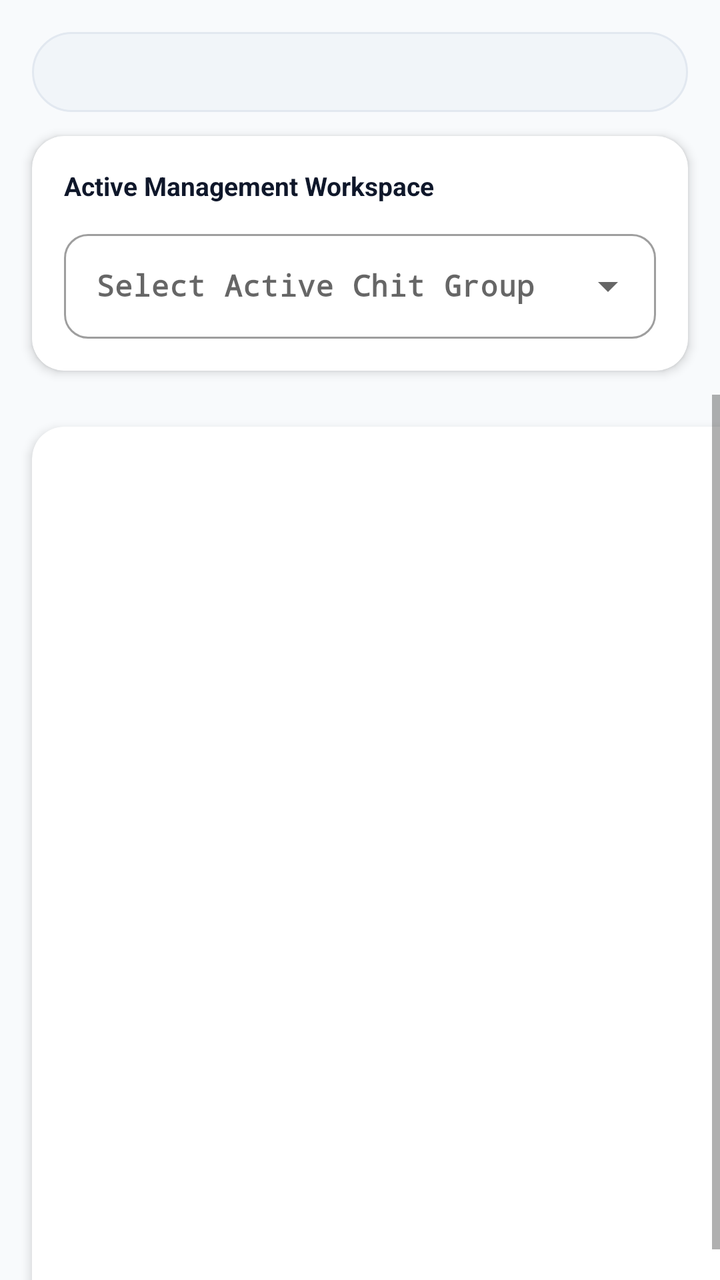
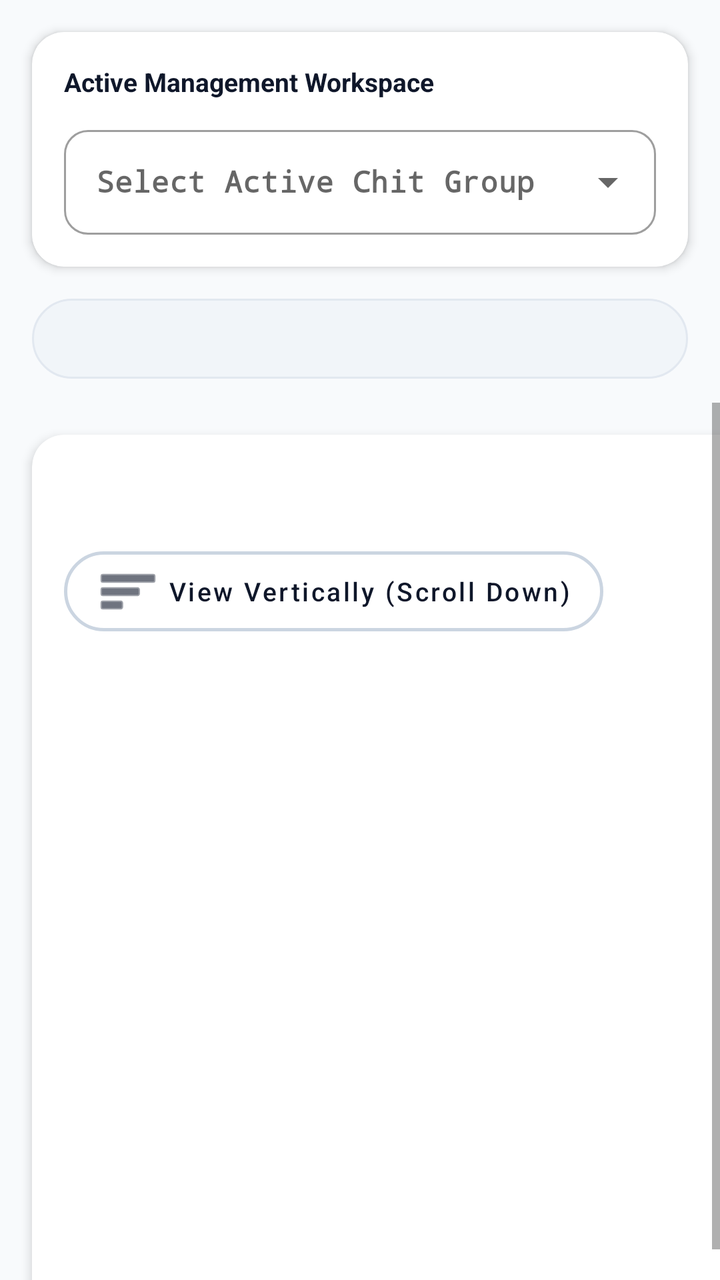

The first picture is an Android layout as it rendered before a commit; the second is the same layout after the commit. The layout source and the unified diff follow.
<!-- AndroidManifest.xml: application theme Theme.ChitFundManager -->
<!-- res/layout/activity_main.xml -->
<?xml version="1.0" encoding="utf-8"?>
<LinearLayout xmlns:android="http://schemas.android.com/apk/res/android"
    xmlns:app="http://schemas.android.com/apk/res-auto"
    android:layout_width="match_parent"
    android:layout_height="match_parent"
    android:background="#F8FAFC"
    android:orientation="vertical">

    
    <com.google.android.material.tabs.TabLayout
        android:id="@+id/premiumTabLayout"
        android:layout_width="match_parent"
        android:layout_height="40dp"
        android:layout_marginStart="16dp"
        android:layout_marginEnd="16dp"
        android:layout_marginTop="16dp"
        android:layout_marginBottom="12dp"
        android:background="@drawable/tab_background_pill"
        app:tabBackground="@android:color/transparent"
        app:tabIndicator="@drawable/tab_indicator_pill"
        app:tabIndicatorColor="#0F172A"
        app:tabIndicatorGravity="stretch"
        app:tabIndicatorHeight="40dp"
        app:tabMode="fixed"
        app:tabGravity="fill"
        app:tabSelectedTextColor="#FFFFFF"
        app:tabTextColor="#475569"
        app:tabTextAppearance="@style/PremiumTabTextStyle"
        app:tabRippleColor="@android:color/transparent"/>

    
    <com.google.android.material.card.MaterialCardView
        android:layout_width="match_parent"
        android:layout_height="wrap_content"
        android:layout_marginStart="16dp"
        android:layout_marginEnd="16dp"
        android:layout_marginBottom="12dp"
        app:cardCornerRadius="16dp"
        app:cardElevation="3dp"
        app:strokeWidth="0dp">

        <LinearLayout
            android:layout_width="match_parent"
            android:layout_height="wrap_content"
            android:orientation="vertical"
            android:padding="16dp">

            <TextView
                android:layout_width="wrap_content"
                android:layout_height="wrap_content"
                android:text="Active Management Workspace"
                android:textColor="#0F172A"
                android:textSize="13sp"
                android:textStyle="bold"
                android:layout_marginBottom="10dp" />

            <com.google.android.material.textfield.TextInputLayout
                style="@style/Widget.MaterialComponents.TextInputLayout.OutlinedBox.ExposedDropdownMenu"
                android:layout_width="match_parent"
                android:layout_height="wrap_content"
                android:hint="Select Active Chit Group">

                <AutoCompleteTextView
                    android:id="@+id/spChitSelector"
                    android:layout_width="match_parent"
                    android:layout_height="wrap_content"
                    android:inputType="none"
                    android:padding="16dp"
                    android:textSize="15sp"
                    android:fontFamily="monospace"
                    android:textStyle="bold"
                    android:textColor="#0F172A"
                    android:popupBackground="@drawable/dropdown_popup_bg" />
            </com.google.android.material.textfield.TextInputLayout>
        </LinearLayout>
    </com.google.android.material.card.MaterialCardView>

    
    <FrameLayout
        android:layout_width="match_parent"
        android:layout_height="match_parent">

        
        <ScrollView
            android:id="@+id/tabContainerMatrix"
            android:layout_width="match_parent"
            android:layout_height="match_parent"
            android:fillViewport="true"
            android:visibility="visible">

            <com.google.android.material.card.MaterialCardView
                android:layout_width="match_parent"
                android:layout_height="wrap_content"
                android:layout_margin="16dp"
                app:cardCornerRadius="16dp"
                app:cardElevation="3dp"
                app:strokeWidth="0dp">

                <LinearLayout
                    android:layout_width="match_parent"
                    android:layout_height="wrap_content"
                    android:orientation="vertical"
                    android:padding="16dp">

                    <TextView
                        android:id="@+id/tvFundTitle"
                        android:layout_width="match_parent"
                        android:layout_height="wrap_content"
                        android:textSize="18sp"
                        android:fontFamily="monospace"
                        android:textStyle="bold"
                        android:textColor="#0F172A"
                        android:layout_marginBottom="16dp" />

                    <HorizontalScrollView
                        android:layout_width="match_parent"
                        android:layout_height="wrap_content">
                        <TableLayout
                            android:id="@+id/tlFundTable"
                            android:layout_width="wrap_content"
                            android:layout_height="wrap_content"
                            android:stretchColumns="*" />
                    </HorizontalScrollView>
                </LinearLayout>
            </com.google.android.material.card.MaterialCardView>
        </ScrollView>

        
        <ScrollView
            android:id="@+id/tabContainerCollect"
            android:layout_width="match_parent"
            android:layout_height="match_parent"
            android:fillViewport="true"
            android:visibility="gone">

            <com.google.android.material.card.MaterialCardView
                android:id="@+id/llFormContainer"
                android:layout_width="match_parent"
                android:layout_height="wrap_content"
                android:layout_margin="16dp"
                app:cardCornerRadius="16dp"
                app:cardElevation="3dp"
                app:strokeWidth="0dp">

                <LinearLayout
                    android:layout_width="match_parent"
                    android:layout_height="wrap_content"
                    android:orientation="vertical"
                    android:padding="16dp">

                    <TextView
                        android:layout_width="wrap_content"
                        android:layout_height="wrap_content"
                        android:text="Log Installment Payments"
                        android:textColor="#334155"
                        android:textSize="14sp"
                        android:textStyle="bold"
                        android:layout_marginBottom="16dp" />

                    <com.google.android.material.textfield.TextInputLayout
                        style="@style/Widget.MaterialComponents.TextInputLayout.OutlinedBox.ExposedDropdownMenu"
                        android:layout_width="match_parent"
                        android:layout_height="wrap_content"
                        android:layout_marginBottom="20dp"
                        android:hint="Select Member Name">

                        <AutoCompleteTextView
                            android:id="@+id/spMembers"
                            android:layout_width="match_parent"
                            android:layout_height="wrap_content"
                            android:inputType="none"
                            android:padding="16dp"
                            android:fontFamily="monospace"
                            android:textStyle="bold"
                            android:textColor="#0F172A"
                            android:popupBackground="@drawable/dropdown_popup_bg" />
                    </com.google.android.material.textfield.TextInputLayout>

                    <TextView
                        android:layout_width="wrap_content"
                        android:layout_height="wrap_content"
                        android:text="Target Milestone Installments"
                        android:textColor="#64748B"
                        android:textSize="12sp"
                        android:textStyle="bold"
                        android:layout_marginBottom="8dp" />

                    <com.google.android.material.button.MaterialButton
                        android:id="@+id/btnSelectInstallments"
                        style="@style/Widget.MaterialComponents.Button.OutlinedButton"
                        android:layout_width="match_parent"
                        android:layout_height="wrap_content"
                        android:layout_marginBottom="20dp"
                        android:text="Tap to Select Installments"
                        android:textColor="#0F172A"
                        android:gravity="start|center_vertical"
                        android:padding="16dp"
                        android:textAllCaps="false"
                        app:strokeColor="#CBD5E1"
                        app:strokeWidth="1.5dp"
                        app:cornerRadius="10dp" />

                    <com.google.android.material.button.MaterialButton
                        android:id="@+id/btnAddInstallment"
                        android:layout_width="match_parent"
                        android:layout_height="wrap_content"
                        android:text="Save Selected Payments"
                        android:textAllCaps="false"
                        android:textSize="16sp"
                        android:padding="16dp"
                        app:backgroundTint="#0F172A"
                        app:cornerRadius="10dp" />
                </LinearLayout>
            </com.google.android.material.card.MaterialCardView>
        </ScrollView>

        
        <ScrollView
            android:id="@+id/tabContainerLedger"
            android:layout_width="match_parent"
            android:layout_height="match_parent"
            android:fillViewport="true"
            android:visibility="gone">

            <com.google.android.material.card.MaterialCardView
                android:layout_width="match_parent"
                android:layout_height="wrap_content"
                android:layout_margin="16dp"
                app:cardCornerRadius="16dp"
                app:cardElevation="3dp"
                app:strokeWidth="0dp">

                <LinearLayout
                    android:layout_width="match_parent"
                    android:layout_height="wrap_content"
                    android:orientation="vertical"
                    android:padding="16dp">

                    <TextView
                        android:layout_width="wrap_content"
                        android:layout_height="wrap_content"
                        android:text="Transaction History Ledger"
                        android:textSize="18sp"
                        android:textStyle="bold"
                        android:textColor="#0F172A"
                        android:layout_marginBottom="14dp"/>

                    <com.google.android.material.textfield.TextInputLayout
                        style="@style/Widget.MaterialComponents.TextInputLayout.OutlinedBox.ExposedDropdownMenu"
                        android:layout_width="match_parent"
                        android:layout_height="wrap_content"
                        android:layout_marginBottom="16dp"
                        android:hint="Filter Ledger by Group">

                        <AutoCompleteTextView
                            android:id="@+id/spHistoryFilter"
                            android:layout_width="match_parent"
                            android:layout_height="wrap_content"
                            android:inputType="none"
                            android:padding="16dp"
                            android:fontFamily="monospace"
                            android:textStyle="bold"
                            android:textColor="#0F172A"
                            android:popupBackground="@drawable/dropdown_popup_bg" />
                    </com.google.android.material.textfield.TextInputLayout>

                    <TextView
                        android:id="@+id/tvHistorySummary"
                        android:layout_width="match_parent"
                        android:layout_height="wrap_content"
                        android:background="#F8FAFC"
                        android:padding="14dp"
                        android:textColor="#334155"
                        android:textStyle="bold"
                        android:textSize="13sp"
                        android:layout_marginBottom="18dp"/>

                    <HorizontalScrollView
                        android:layout_width="match_parent"
                        android:layout_height="wrap_content">
                        <TableLayout
                            android:id="@+id/tlHistoryTable"
                            android:layout_width="wrap_content"
                            android:layout_height="wrap_content"
                            android:stretchColumns="*" />
                    </HorizontalScrollView>
                </LinearLayout>
            </com.google.android.material.card.MaterialCardView>
        </ScrollView>
    </FrameLayout>
</LinearLayout>
<!-- resources referenced by this layout -->
<resources>
  <!-- drawable dropdown_popup_bg (drawable) -->
  <?xml version="1.0" encoding="utf-8"?>
  <shape xmlns:android="http://schemas.android.com/apk/res/android"
      android:shape="rectangle">
      <solid android:color="#FFFFFF" />
      <corners android:radius="12dp" />
      <stroke android:width="1dp" android:color="#E0E0E0" />
  </shape>
  <!-- drawable tab_background_pill (drawable) -->
  <?xml version="1.0" encoding="utf-8"?>
  <shape xmlns:android="http://schemas.android.com/apk/res/android"
      android:shape="rectangle">
      <solid android:color="#F1F5F9" />
      <corners android:radius="24dp" />
      <stroke android:width="1dp" android:color="#E2E8F0" />
  </shape>
  <!-- drawable tab_indicator_pill (drawable) -->
  <?xml version="1.0" encoding="utf-8"?>
  <shape xmlns:android="http://schemas.android.com/apk/res/android"
      android:shape="rectangle">
      <solid android:color="#0F172A" />
      <corners android:radius="24dp" />
  </shape>
  <style name="PremiumTabTextStyle" parent="TextAppearance.Design.Tab">
          
          <item name="android:textSize">12sp</item>
          <item name="android:textStyle">bold</item>
          <item name="android:textAllCaps">false</item>
      </style>
  <style name="Theme.ChitFundManager" parent="Theme.MaterialComponents.Light.DarkActionBar">
          <item name="colorPrimary">#0F172A</item>
          <item name="colorPrimaryDark">#020617</item>
          <item name="colorAccent">#10B981</item>
          
          <item name="android:windowBackground">#F8FAFC</item>
          <item name="cardBackgroundColor">#FFFFFF</item>
  
          <item name="materialAlertDialogTheme">@style/PremiumRoundedAlertDialogTheme</item>
          <item name="shapeAppearanceSmallComponent">@style/PremiumRoundedComponentsSmall</item>
      </style>
  <style name="PremiumRoundedAlertDialogTheme" parent="Theme.MaterialComponents.Light.Dialog.Alert">
          <item name="shapeAppearanceOverlay">@style/PremiumAlertDialogShape</item>
          <item name="backgroundTint">#FFFFFF</item>
      </style>
  <style name="PremiumRoundedComponentsSmall" parent="ShapeAppearance.MaterialComponents.SmallComponent">
          <item name="cornerSize">12dp</item>
      </style>
  <style name="PremiumAlertDialogShape" parent="ShapeAppearance.MaterialComponents.MediumComponent">
          <item name="cornerSize">16dp</item>
      </style>
</resources>

<!-- the commit's change to res/layout/activity_main.xml (unified diff, before → after) -->
@@ -6,14 +6,56 @@
     android:background="#F8FAFC"
     android:orientation="vertical">
 
-    
+    <com.google.android.material.card.MaterialCardView
+        android:layout_width="match_parent"
+        android:layout_height="wrap_content"
+        android:layout_margin="16dp"
+        app:cardCornerRadius="16dp"
+        app:cardElevation="3dp"
+        app:strokeWidth="0dp">
+
+        <LinearLayout
+            android:layout_width="match_parent"
+            android:layout_height="wrap_content"
+            android:orientation="vertical"
+            android:padding="16dp">
+
+            <TextView
+                android:layout_width="wrap_content"
+                android:layout_height="wrap_content"
+                android:text="Active Management Workspace"
+                android:textColor="#0F172A"
+                android:textSize="13sp"
+                android:textStyle="bold"
+                android:layout_marginBottom="10dp" />
+
+            <com.google.android.material.textfield.TextInputLayout
+                style="@style/Widget.MaterialComponents.TextInputLayout.OutlinedBox.ExposedDropdownMenu"
+                android:layout_width="match_parent"
+                android:layout_height="wrap_content"
+                android:hint="Select Active Chit Group">
+
+                <AutoCompleteTextView
+                    android:id="@+id/spChitSelector"
+                    android:layout_width="match_parent"
+                    android:layout_height="wrap_content"
+                    android:inputType="none"
+                    android:padding="16dp"
+                    android:textSize="15sp"
+                    android:fontFamily="monospace"
+                    android:textStyle="bold"
+                    android:textColor="#0F172A"
+                    android:popupBackground="@drawable/dropdown_popup_bg" />
+            </com.google.android.material.textfield.TextInputLayout>
+        </LinearLayout>
+    </com.google.android.material.card.MaterialCardView>
+
     <com.google.android.material.tabs.TabLayout
         android:id="@+id/premiumTabLayout"
         android:layout_width="match_parent"
         android:layout_height="40dp"
         android:layout_marginStart="16dp"
         android:layout_marginEnd="16dp"
-        android:layout_marginTop="16dp"
         android:layout_marginBottom="12dp"
         android:background="@drawable/tab_background_pill"
         app:tabBackground="@android:color/transparent"
@@ -28,59 +70,10 @@
         app:tabTextAppearance="@style/PremiumTabTextStyle"
         app:tabRippleColor="@android:color/transparent"/>
 
-    
-    <com.google.android.material.card.MaterialCardView
-        android:layout_width="match_parent"
-        android:layout_height="wrap_content"
-        android:layout_marginStart="16dp"
-        android:layout_marginEnd="16dp"
-        android:layout_marginBottom="12dp"
-        app:cardCornerRadius="16dp"
-        app:cardElevation="3dp"
-        app:strokeWidth="0dp">
-
-        <LinearLayout
-            android:layout_width="match_parent"
-            android:layout_height="wrap_content"
-            android:orientation="vertical"
-            android:padding="16dp">
-
-            <TextView
-                android:layout_width="wrap_content"
-                android:layout_height="wrap_content"
-                android:text="Active Management Workspace"
-                android:textColor="#0F172A"
-                android:textSize="13sp"
-                android:textStyle="bold"
-                android:layout_marginBottom="10dp" />
-
-            <com.google.android.material.textfield.TextInputLayout
-                style="@style/Widget.MaterialComponents.TextInputLayout.OutlinedBox.ExposedDropdownMenu"
-                android:layout_width="match_parent"
-                android:layout_height="wrap_content"
-                android:hint="Select Active Chit Group">
-
-                <AutoCompleteTextView
-                    android:id="@+id/spChitSelector"
-                    android:layout_width="match_parent"
-                    android:layout_height="wrap_content"
-                    android:inputType="none"
-                    android:padding="16dp"
-                    android:textSize="15sp"
-                    android:fontFamily="monospace"
-                    android:textStyle="bold"
-                    android:textColor="#0F172A"
-                    android:popupBackground="@drawable/dropdown_popup_bg" />
-            </com.google.android.material.textfield.TextInputLayout>
-        </LinearLayout>
-    </com.google.android.material.card.MaterialCardView>
-
-    
     <FrameLayout
         android:layout_width="match_parent"
         android:layout_height="match_parent">
 
-        
         <ScrollView
             android:id="@+id/tabContainerMatrix"
             android:layout_width="match_parent"
@@ -110,7 +103,23 @@
                         android:fontFamily="monospace"
                         android:textStyle="bold"
                         android:textColor="#0F172A"
-                        android:layout_marginBottom="16dp" />
+                        android:layout_marginBottom="12dp" />
+
+                    <com.google.android.material.button.MaterialButton
+                        android:id="@+id/btnToggleMatrixOrientation"
+                        style="@style/Widget.MaterialComponents.Button.OutlinedButton"
+                        android:layout_width="wrap_content"
+                        android:layout_height="wrap_content"
+                        android:layout_marginBottom="18dp"
+                        android:text="View Vertically (Scroll Down)"
+                        android:textAllCaps="false"
+                        android:textColor="#0F172A"
+                        android:textSize="13sp"
+                        app:strokeColor="#CBD5E1"
+                        app:strokeWidth="1.5dp"
+                        app:cornerRadius="20dp"
+                        app:icon="@android:drawable/ic_menu_sort_by_size"
+                        app:iconTint="#0F172A" />
 
                     <HorizontalScrollView
                         android:layout_width="match_parent"
@@ -125,7 +134,6 @@
             </com.google.android.material.card.MaterialCardView>
         </ScrollView>
 
-        
         <ScrollView
             android:id="@+id/tabContainerCollect"
             android:layout_width="match_parent"
@@ -214,7 +222,6 @@
             </com.google.android.material.card.MaterialCardView>
         </ScrollView>
 
-        
         <ScrollView
             android:id="@+id/tabContainerLedger"
             android:layout_width="match_parent"
